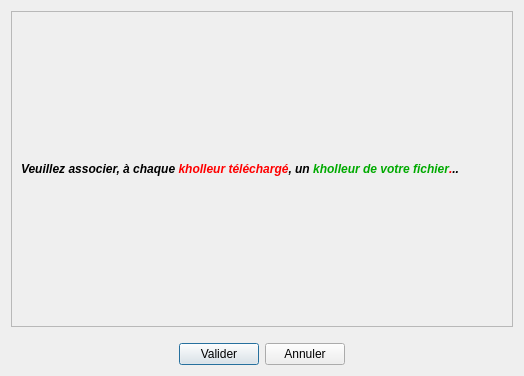
Above: managers/mergekholleursmanager.ui from ThFeneuil/KholloAutoQt before the change. Below: the same form after it.
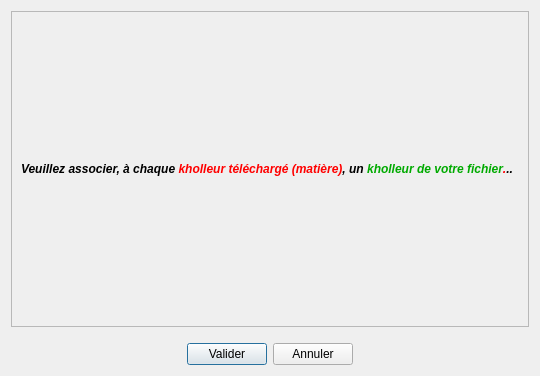
That is the form after the change.

Commit message:
Téléchargement de la matière dans les TimeSlots
On évite un "MergeSubjectsManager" en concaténant la matière au nom du
kholleur...

```diff
--- a/managers/mergekholleursmanager.ui
+++ b/managers/mergekholleursmanager.ui
@@ -9,7 +9,7 @@
    <rect>
     <x>0</x>
     <y>0</y>
-    <width>524</width>
+    <width>540</width>
     <height>376</height>
    </rect>
   </property>
@@ -27,7 +27,7 @@
        <rect>
         <x>0</x>
         <y>0</y>
-        <width>504</width>
+        <width>520</width>
         <height>316</height>
        </rect>
       </property>
@@ -50,7 +50,7 @@
          <item>
           <widget class="QLabel" name="label">
            <property name="text">
-            <string>&lt;html&gt;&lt;head/&gt;&lt;body&gt;&lt;p&gt;&lt;span style=&quot; font-weight:600; font-style:italic;&quot;&gt;Veuillez associer, à chaque &lt;/span&gt;&lt;span style=&quot; font-weight:600; font-style:italic; color:#ff0000;&quot;&gt;kholleur téléchargé&lt;/span&gt;&lt;span style=&quot; font-weight:600; font-style:italic;&quot;&gt;, un &lt;/span&gt;&lt;span style=&quot; font-weight:600; font-style:italic; color:#00aa00;&quot;&gt;kholleur de votre fichier&lt;/span&gt;&lt;span style=&quot; font-weight:600; font-style:italic; color:#ff0000;&quot;&gt;.&lt;/span&gt;&lt;span style=&quot; font-weight:600; font-style:italic;&quot;&gt;..&lt;/span&gt;&lt;/p&gt;&lt;/body&gt;&lt;/html&gt;</string>
+            <string>&lt;html&gt;&lt;head/&gt;&lt;body&gt;&lt;p&gt;&lt;span style=&quot; font-weight:600; font-style:italic;&quot;&gt;Veuillez associer, à chaque &lt;/span&gt;&lt;span style=&quot; font-weight:600; font-style:italic; color:#ff0000;&quot;&gt;kholleur téléchargé (matière)&lt;/span&gt;&lt;span style=&quot; font-weight:600; font-style:italic;&quot;&gt;, un &lt;/span&gt;&lt;span style=&quot; font-weight:600; font-style:italic; color:#00aa00;&quot;&gt;kholleur de votre fichier&lt;/span&gt;&lt;span style=&quot; font-weight:600; font-style:italic; color:#ff0000;&quot;&gt;.&lt;/span&gt;&lt;span style=&quot; font-weight:600; font-style:italic;&quot;&gt;..&lt;/span&gt;&lt;/p&gt;&lt;/body&gt;&lt;/html&gt;</string>
            </property>
           </widget>
          </item>
```
The commit also changes 3 other files.
